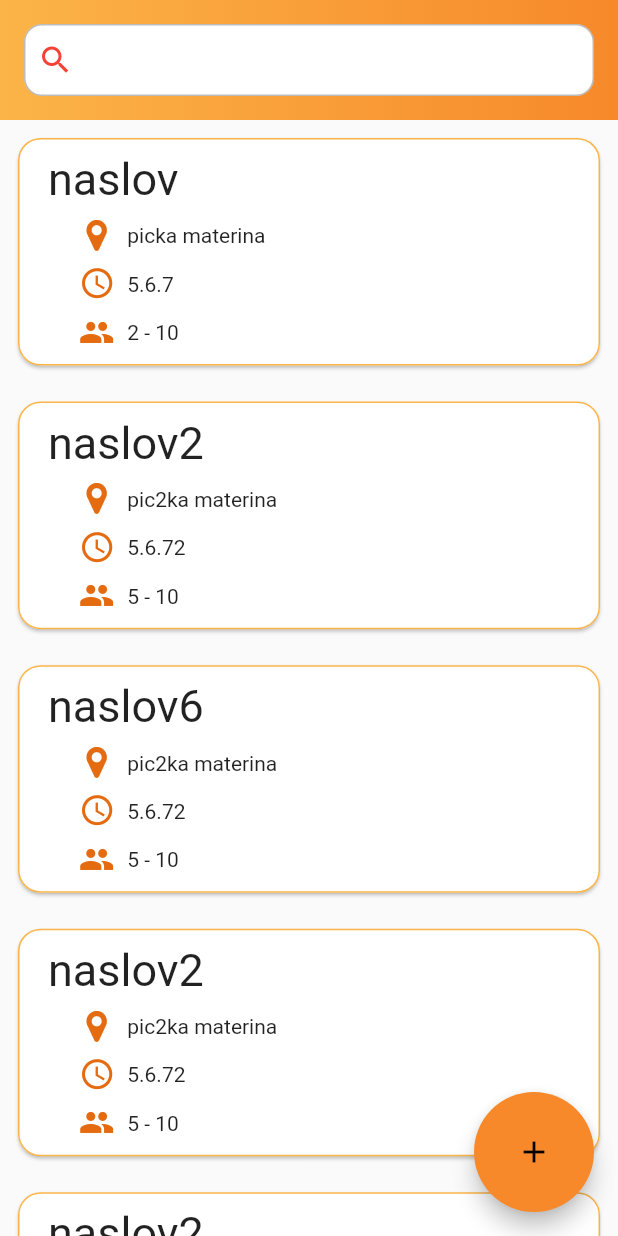
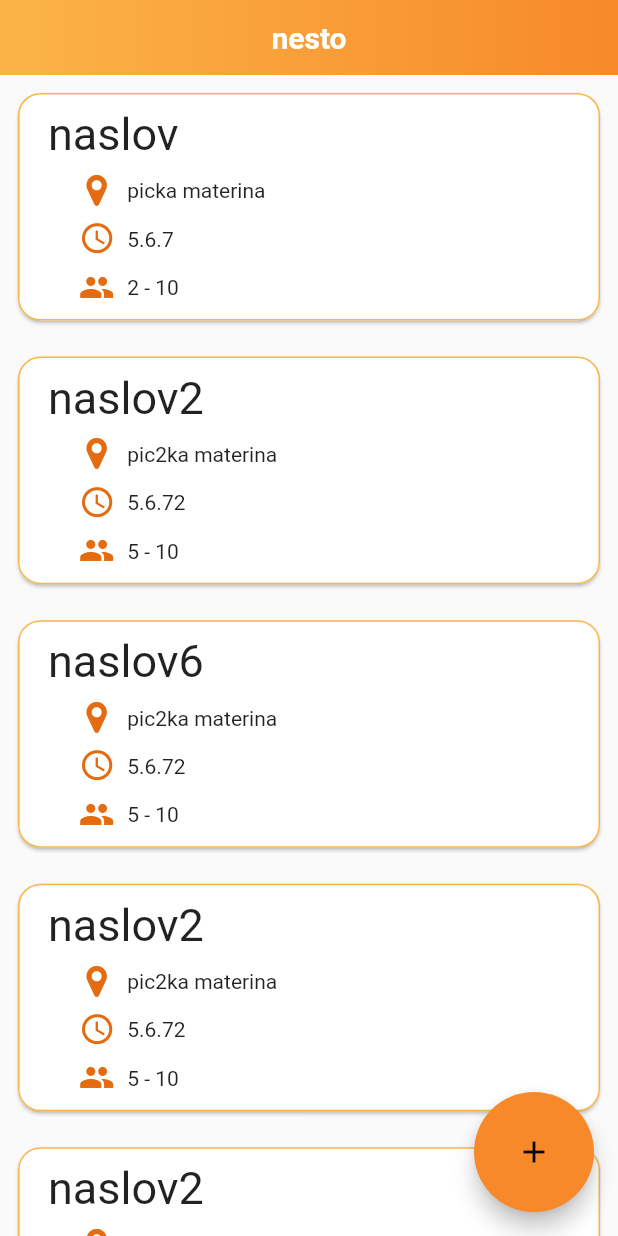
Before and after one commit to leric32/druzba, a Flutter app: the HomeView screen opened directly, on a phone screen of 412 x 824 dp. Run offline on Flutter 3.47's test engine with Material 2 defaults, Android fonts, the light colour scheme and no system bars; our stand-ins replace google_fonts, shared_preferences; accounts and stored records are empty.

Commit message:
Revert "Search bar"
This reverts commit 0a74b4957b68c1681b3507e3ed42f066669aa9f0.

```diff
--- a/druzba_app/lib/widgets/gradient_app_bar.dart
+++ b/druzba_app/lib/widgets/gradient_app_bar.dart
@@ -1,9 +1,8 @@
 import 'package:flutter/material.dart';
-import 'search_bar.dart';
 
 class GradientAppBar extends StatefulWidget implements PreferredSizeWidget {
   final String title;
-  static const double barHeight = 80.0;
+  static const double barHeight = 50.0;
 
   GradientAppBar(this.title);
 
@@ -30,6 +29,13 @@ class GradientAppBArState extends State<GradientAppBar> {
             end: Alignment.centerRight,
             colors: [Color(0xfffbb448), Color(0xfff7892b)]),
       ),
-        child: SearchWidget());
+      child: Center(
+        child: Text(
+          widget.title,
+          style: TextStyle(
+              fontSize: 20.0, color: Colors.white, fontWeight: FontWeight.bold),
+        ),
+      ),
+    );
   }
 }
--- a/druzba_app/lib/widgets/search_bar.dart
+++ /dev/null
@@ -1,40 +0,0 @@
-import 'package:flutter/material.dart';
-
-class SearchWidget extends StatefulWidget {
-  String text = '';
-  final TextEditingController _controller = TextEditingController();
-
-  @override
-  _SearchWidgetState createState() => _SearchWidgetState();
-}
-
-class _SearchWidgetState extends State<SearchWidget> {
-  @override
-  void dispose() {
-    print('test');
-    widget._controller.dispose();
-    super.dispose();
-  }
-
-  @override
-  Widget build(BuildContext context) {
-    return Container(
-      height: 42,
-      margin: const EdgeInsets.fromLTRB(16, 16, 16, 16),
-      decoration: BoxDecoration(
-        borderRadius: BorderRadius.circular(12),
-        color: Colors.white,
-        border: Border.all(color: Colors.black26),
-      ),
-      padding: const EdgeInsets.symmetric(horizontal: 8),
-      child: TextField(
-        onSubmitted: (value) => {print('test')},
-        controller: widget._controller,
-        decoration: InputDecoration(
-          icon: Icon(Icons.search, color: Colors.red),
-          border: InputBorder.none,
-        ),
-      ),
-    );
-  }
-}
```
Lines whose indentation alone changed are shown as unchanged.
